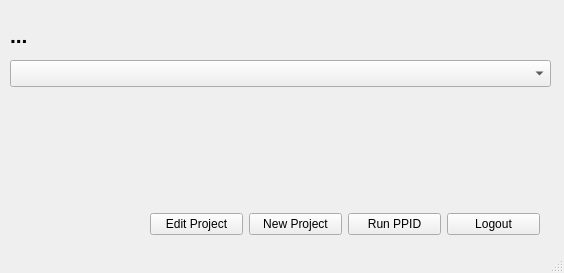
Qt form adminwindow.ui (sprinklej/00100100) before a commit.
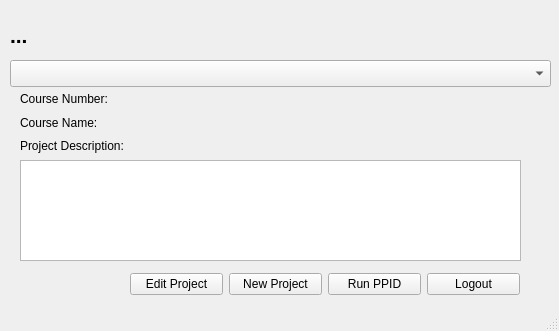
The same form after that commit.

What changed in the file:
```diff
--- a/adminwindow.ui
+++ b/adminwindow.ui
@@ -6,8 +6,8 @@
    <rect>
     <x>0</x>
     <y>0</y>
-    <width>564</width>
-    <height>273</height>
+    <width>559</width>
+    <height>331</height>
    </rect>
   </property>
   <property name="windowTitle">
@@ -44,11 +44,11 @@
      </rect>
     </property>
    </widget>
-   <widget class="QWidget" name="">
+   <widget class="QWidget" name="layoutWidget">
     <property name="geometry">
      <rect>
-      <x>150</x>
-      <y>210</y>
+      <x>130</x>
+      <y>270</y>
       <width>390</width>
       <height>29</height>
      </rect>
@@ -84,6 +84,49 @@
      </item>
     </layout>
    </widget>
+   <widget class="QTextBrowser" name="textBrowser">
+    <property name="geometry">
+     <rect>
+      <x>20</x>
+      <y>160</y>
+      <width>501</width>
+      <height>101</height>
+     </rect>
+    </property>
+   </widget>
+   <widget class="QWidget" name="">
+    <property name="geometry">
+     <rect>
+      <x>20</x>
+      <y>90</y>
+      <width>501</width>
+      <height>65</height>
+     </rect>
+    </property>
+    <layout class="QVBoxLayout" name="verticalLayout">
+     <item>
+      <widget class="QLabel" name="label_courseNum">
+       <property name="text">
+        <string>Course Number:</string>
+       </property>
+      </widget>
+     </item>
+     <item>
+      <widget class="QLabel" name="label_courseName">
+       <property name="text">
+        <string>Course Name:</string>
+       </property>
+      </widget>
+     </item>
+     <item>
+      <widget class="QLabel" name="label">
+       <property name="text">
+        <string>Project Description:</string>
+       </property>
+      </widget>
+     </item>
+    </layout>
+   </widget>
   </widget>
   <widget class="QMenuBar" name="menubar">
    <property name="geometry">
```
Left out of the diff: 2 changed lines with no effect on the pictures.
